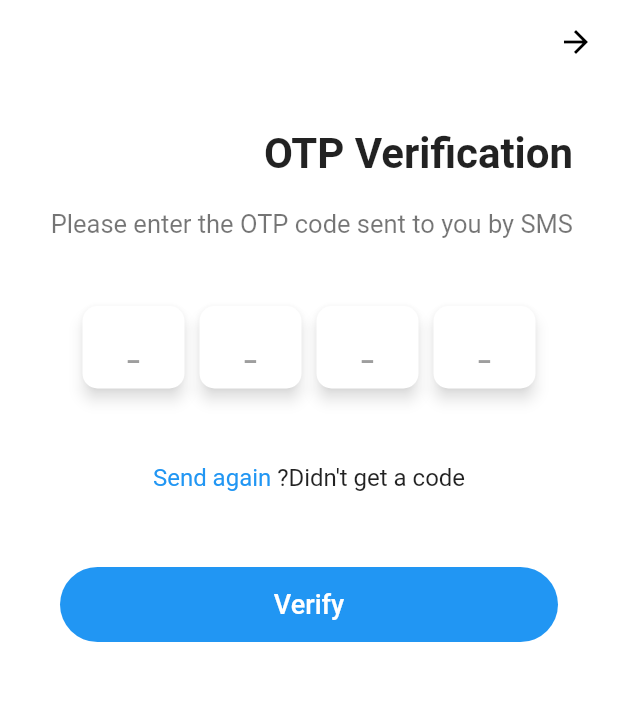
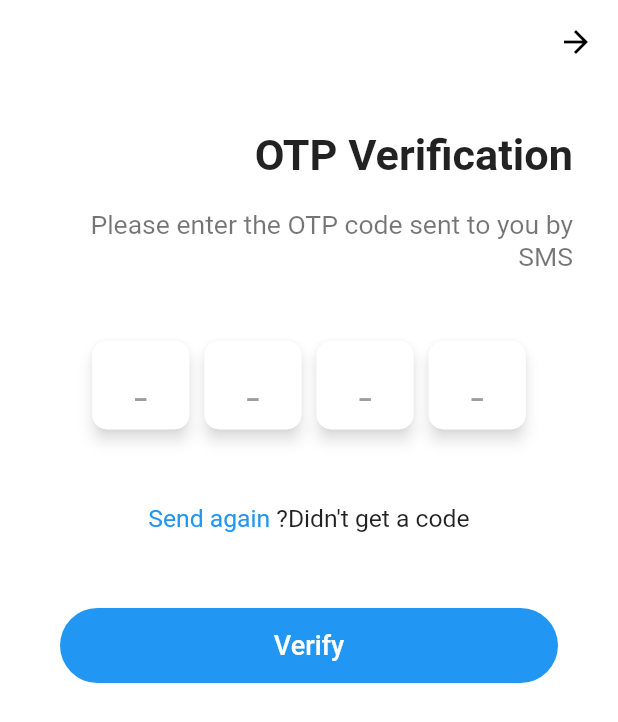
Before and after one commit to royhayek/Mosques-Donation-App, a Flutter app: the screen it shows after launch, after a tap on "Send again", on a phone screen of 412 x 824 dp. Shown: the top 722 px of the screen. Run offline on Flutter 3.47's test engine with Material 2 defaults, Android fonts, the phone set to English and light mode, and no system bars; our stand-ins replace fluentui_system_icons, google_fonts; Roboto replaces fonts that are missing (Muli).

Commit message:
added size config

```diff
--- a/lib/screens/otp/otp_screen.dart
+++ b/lib/screens/otp/otp_screen.dart
@@ -1,4 +1,5 @@
 import 'package:flutter/material.dart';
+import 'package:mosques_donation_app/size_config.dart';
 import 'package:mosques_donation_app/widgets/no_account_text.dart';
 import 'package:mosques_donation_app/widgets/default_button.dart';
 import 'package:mosques_donation_app/screens/otp/widgets/otp_digit_text_field.dart';
@@ -11,7 +12,7 @@ class OTPScreen extends StatelessWidget {
   @override
   Widget build(BuildContext context) {
     final _formKey = GlobalKey<FormState>();
-
+    print(SizeConfig.safeBlockHorizontal);
     return Scaffold(
       resizeToAvoidBottomPadding: false,
       appBar: AppBar(
@@ -36,7 +37,7 @@ class OTPScreen extends StatelessWidget {
                     Text(
                       "OTP Verification",
                       style: TextStyle(
-                        fontSize: 28,
+                        fontSize: SizeConfig.safeBlockHorizontal * 7,
                         fontWeight: FontWeight.bold,
                       ),
                     ),
@@ -45,7 +46,7 @@ class OTPScreen extends StatelessWidget {
                       "Please enter the OTP code sent to you by SMS",
                       style: TextStyle(
                         color: Colors.black54,
-                        fontSize: 17,
+                        fontSize: SizeConfig.safeBlockHorizontal * 4.3,
                         fontWeight: FontWeight.normal,
                       ),
                     ),
@@ -106,7 +107,8 @@ class OTPScreen extends StatelessWidget {
 
   buildOTPRow(BuildContext context) {
     return Container(
-      padding: EdgeInsets.symmetric(horizontal: 10),
+      padding:
+          EdgeInsets.symmetric(horizontal: SizeConfig.blockSizeHorizontal * 4),
       child: Column(mainAxisAlignment: MainAxisAlignment.center, children: [
         Row(
           mainAxisAlignment: MainAxisAlignment.spaceBetween,
--- a/lib/screens/otp/widgets/otp_digit_text_field.dart
+++ b/lib/screens/otp/widgets/otp_digit_text_field.dart
@@ -1,4 +1,6 @@
 import 'package:flutter/material.dart';
+
+import '../../../size_config.dart';
 
 class OTPDigitTextFieldBox extends StatelessWidget {
   final bool first;
@@ -11,9 +13,10 @@ class OTPDigitTextFieldBox extends StatelessWidget {
   Widget build(BuildContext context) {
     return Expanded(
       child: Padding(
-        padding: const EdgeInsets.symmetric(horizontal: 5),
+        padding: EdgeInsets.symmetric(
+            horizontal: SizeConfig.blockSizeHorizontal * 1.2),
         child: Container(
-          height: 55,
+          height: SizeConfig.blockSizeVertical * 7.2,
           child: Card(
             elevation: 4,
             margin: EdgeInsets.all(0),
--- a/lib/screens/splash_screen.dart
+++ b/lib/screens/splash_screen.dart
@@ -2,6 +2,8 @@ import 'package:flutter/material.dart';
 import 'package:mosques_donation_app/providers/app_provider.dart';
 import 'package:mosques_donation_app/screens/otp/otp_screen.dart';
 import 'package:provider/provider.dart';
+
+import '../size_config.dart';
 
 class SplashScreen extends StatefulWidget {
   static String routeName = "/splash_screen";
@@ -29,6 +31,7 @@ class _SplashScreenState extends State<SplashScreen> {
 
   @override
   Widget build(BuildContext context) {
+    SizeConfig().init(context);
     return Scaffold(
       backgroundColor: Theme.of(context).backgroundColor,
       body: Center(
--- /dev/null
+++ b/lib/size_config.dart
@@ -0,0 +1,30 @@
+import 'package:flutter/widgets.dart';
+
+class SizeConfig {
+  static MediaQueryData _mediaQueryData;
+  static double screenWidth;
+  static double screenHeight;
+  static double blockSizeHorizontal;
+  static double blockSizeVertical;
+
+  static double _safeAreaHorizontal;
+  static double _safeAreaVertical;
+  static double safeBlockHorizontal;
+  static double safeBlockVertical;
+
+  void init(BuildContext context) {
+    _mediaQueryData = MediaQuery.of(context);
+    screenWidth = _mediaQueryData.size.width;
+    screenHeight = _mediaQueryData.size.height;
+    blockSizeHorizontal = screenWidth / 100;
+    blockSizeVertical = screenHeight / 100;
+
+    _safeAreaHorizontal =
+        _mediaQueryData.padding.left + _mediaQueryData.padding.right;
+    _safeAreaVertical =
+        _mediaQueryData.padding.top + _mediaQueryData.padding.bottom;
+    // 17 -> 4
+    safeBlockHorizontal = (screenWidth - _safeAreaHorizontal) / 100;
+    safeBlockVertical = (screenHeight - _safeAreaVertical) / 100;
+  }
+}
--- a/lib/widgets/no_account_text.dart
+++ b/lib/widgets/no_account_text.dart
@@ -1,5 +1,7 @@
 import 'package:flutter/material.dart';
 import 'package:mosques_donation_app/screens/otp/otp_screen.dart';
+
+import '../size_config.dart';
 
 class AccountText extends StatelessWidget {
   final String question, action;
@@ -18,7 +20,7 @@ class AccountText extends StatelessWidget {
         Text(
           question,
           style: TextStyle(
-            fontSize: 16,
+            fontSize: SizeConfig.safeBlockHorizontal * 4,
           ),
         ),
         GestureDetector(
@@ -28,7 +30,7 @@ class AccountText extends StatelessWidget {
           child: Text(
             action,
             style: TextStyle(
-              fontSize: 16,
+              fontSize: SizeConfig.safeBlockHorizontal * 4,
               color: Theme.of(context).primaryColor,
             ),
           ),
```
Also changed, not shown: 6 other files.
